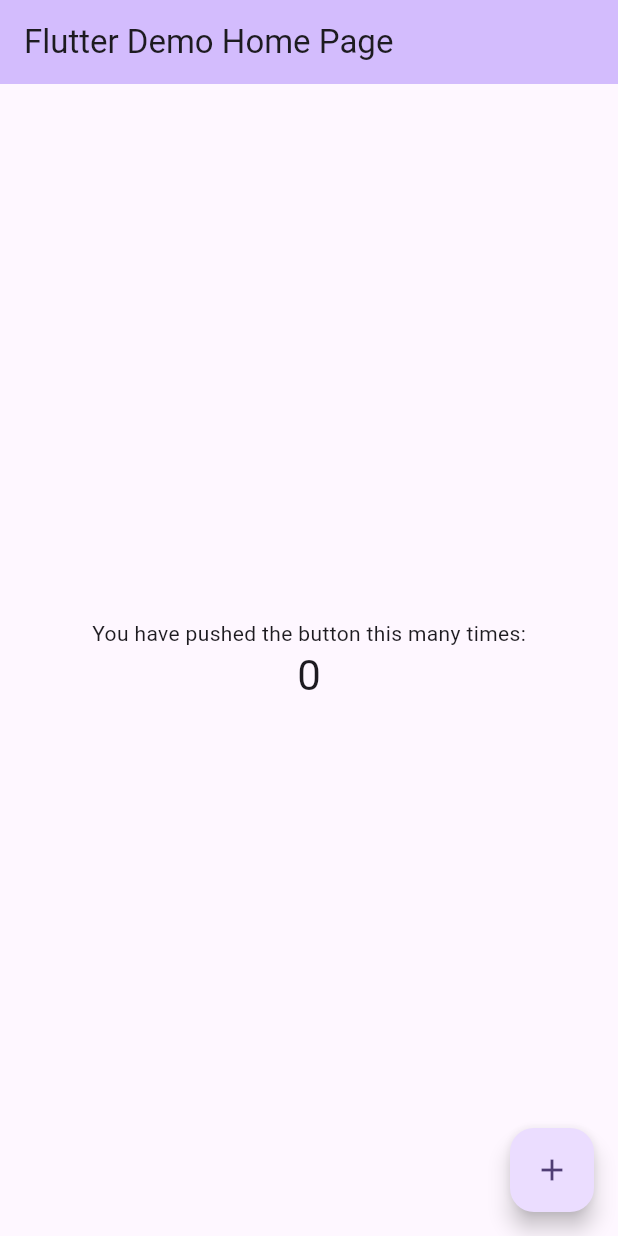
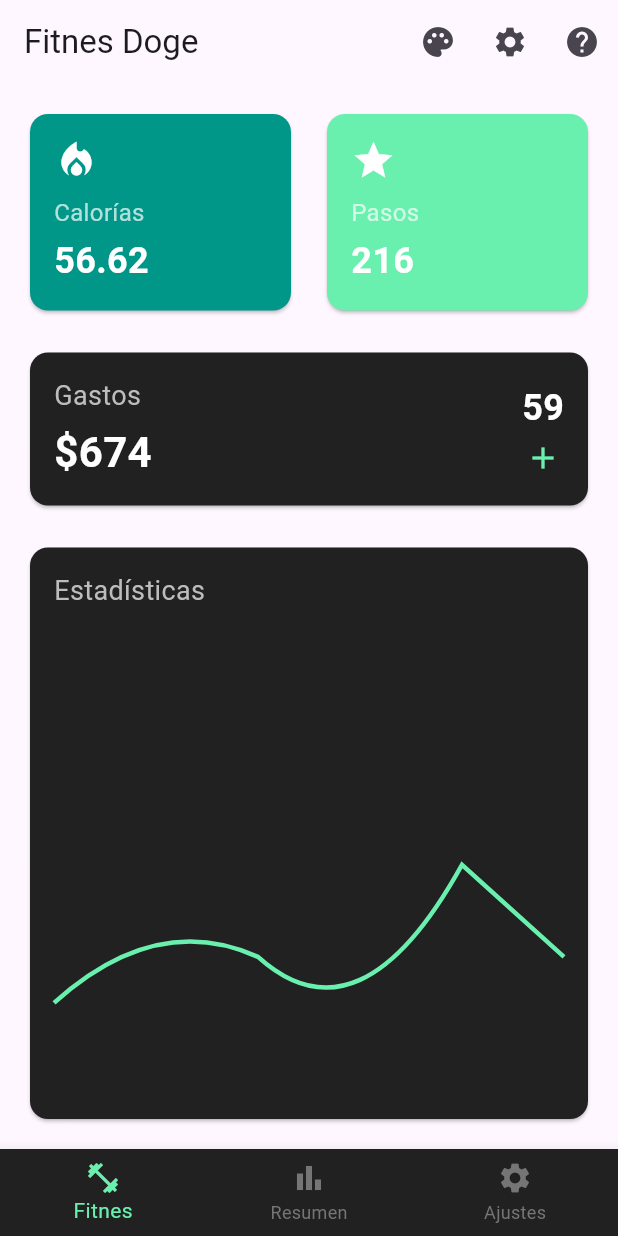
Before and after one commit to jokoframework/cep-fpuna-ras2024, a Flutter app: the screen it shows after launch, on a phone screen of 412 x 824 dp. Run offline on Flutter 3.47's test engine with Material 3 defaults, Android fonts, the phone set to English and light mode, and no system bars; our stand-ins replace fl_chart, flutter_colorpicker; network calls fail.

Commit message:
Charla FPUNA IEEE RAS 26/nov/2024

```diff
--- /dev/null
+++ b/lib/dashboard_screen.dart
@@ -0,0 +1,309 @@
+import 'package:flutter/material.dart';
+import 'package:flutter_colorpicker/flutter_colorpicker.dart';
+import 'calorie_table_screen.dart';
+import 'settings_screen.dart';
+import 'contact_form_screen.dart';
+
+void main() => runApp(MyApp());
+
+class MyApp extends StatelessWidget {
+  @override
+  Widget build(BuildContext context) {
+    return MaterialApp(
+      debugShowCheckedModeBanner: false,
+      theme: ThemeData.dark(),
+      home: DashboardScreen(),
+    );
+  }
+}
+
+class DashboardScreen extends StatefulWidget {
+  @override
+  _DashboardScreenState createState() => _DashboardScreenState();
+}
+
+class _DashboardScreenState extends State<DashboardScreen> {
+  Color _backgroundColor = Colors.grey[900]!;
+
+  void _pickColor() {
+    showDialog(
+      context: context,
+      builder: (context) {
+        Color tempColor = _backgroundColor;
+        return AlertDialog(
+          title: const Text('Elige un color'),
+          content: SingleChildScrollView(
+            child: ColorPicker(
+              pickerColor: _backgroundColor,
+              onColorChanged: (color) {
+                tempColor = color;
+              },
+            ),
+          ),
+          actions: [
+            TextButton(
+              child: const Text('Cancelar'),
+              onPressed: () {
+                Navigator.of(context).pop();
+              },
+            ),
+            TextButton(
+              child: const Text('Aceptar'),
+              onPressed: () {
+                setState(() {
+                  _backgroundColor = tempColor;
+                });
+                Navigator.of(context).pop();
+              },
+            ),
+          ],
+        );
+      },
+    );
+  }
+
+  @override
+  Widget build(BuildContext context) {
+    return Scaffold(
+      appBar: AppBar(
+        title: Text('Fitnes Doge'),
+        elevation: 0,
+        actions: [
+          IconButton(
+            icon: Icon(Icons.palette),
+            onPressed: _pickColor,
+          ),
+          IconButton(
+            icon: Icon(Icons.settings),
+            onPressed: () {
+              Navigator.push(
+                context,
+                MaterialPageRoute(builder: (context) => SettingsScreen()),
+              );
+            },
+          ),
+          IconButton(
+            icon: Icon(Icons.help),
+            onPressed: () {
+              Navigator.push(
+                context,
+                MaterialPageRoute(builder: (context) => ContactFormScreen()),
+              );
+            },
+          ),
+        ],
+      ),
+      body: Padding(
+        padding: const EdgeInsets.all(16.0),
+        child: Column(
+          crossAxisAlignment: CrossAxisAlignment.stretch,
+          children: [
+            // Top Row Cards
+            Row(
+              children: [
+                _buildStatCard(
+                  context: context,
+                  title: 'Calorías',
+                  value: '56.62',
+                  icon: Icons.local_fire_department,
+                  color: Colors.teal,
+                ),
+                const SizedBox(width: 16),
+                _buildStatCard(
+                  context: context,
+                  title: 'Pasos',
+                  value: '216',
+                  icon: Icons.star,
+                  color: Colors.greenAccent,
+                ),
+              ],
+            ),
+            const SizedBox(height: 20),
+            // Middle Card
+            Card(
+              shape: RoundedRectangleBorder(
+                borderRadius: BorderRadius.circular(12),
+              ),
+              color: Colors.grey[900],
+              child: Padding(
+                padding: const EdgeInsets.all(16.0),
+                child: Row(
+                  mainAxisAlignment: MainAxisAlignment.spaceBetween,
+                  children: [
+                    Column(
+                      crossAxisAlignment: CrossAxisAlignment.start,
+                      children: [
+                        Text(
+                          'Gastos',
+                          style: TextStyle(
+                            fontSize: 18,
+                            color: Colors.grey[400],
+                          ),
+                        ),
+                        const SizedBox(height: 4),
+                        Text(
+                          '\$674',
+                          style: TextStyle(
+                            fontSize: 28,
+                            fontWeight: FontWeight.bold,
+                            color: Colors.white,
+                          ),
+                        ),
+                      ],
+                    ),
+                    Column(
+                      children: [
+                        Text(
+                          '59',
+                          style: TextStyle(
+                            fontSize: 24,
+                            fontWeight: FontWeight.bold,
+                            color: Colors.white,
+                          ),
+                        ),
+                        const SizedBox(height: 4),
+                        Icon(
+                          Icons.add,
+                          color: Colors.greenAccent,
+                        ),
+                      ],
+                    ),
+                  ],
+                ),
+              ),
+            ),
+            const SizedBox(height: 20),
+            // Chart Section
+            Expanded(
+              child: Card(
+                shape: RoundedRectangleBorder(
+                  borderRadius: BorderRadius.circular(12),
+                ),
+                color: _backgroundColor,
+                child: Padding(
+                  padding: const EdgeInsets.all(16.0),
+                  child: Column(
+                    crossAxisAlignment: CrossAxisAlignment.start,
+                    children: [
+                      Text(
+                        'Estadísticas',
+                        style: TextStyle(
+                          fontSize: 18,
+                          color: Colors.grey[400],
+                        ),
+                      ),
+                      const SizedBox(height: 16),
+                      Expanded(
+                        child: CustomPaint(
+                          painter: ChartPainter(),
+                          child: Container(),
+                        ),
+                      ),
+                    ],
+                  ),
+                ),
+              ),
+            ),
+          ],
+        ),
+      ),
+      bottomNavigationBar: BottomNavigationBar(
+        backgroundColor: Colors.grey[900],
+        selectedItemColor: Colors.greenAccent,
+        unselectedItemColor: Colors.grey[600],
+        items: [
+          BottomNavigationBarItem(
+            icon: Icon(Icons.fitness_center),
+            label: 'Fitnes',
+          ),
+          BottomNavigationBarItem(
+            icon: Icon(Icons.bar_chart),
+            label: 'Resumen',
+          ),
+          BottomNavigationBarItem(
+            icon: Icon(Icons.settings),
+            label: 'Ajustes',
+          ),
+        ],
+      ),
+    );
+  }
+
+  Widget _buildStatCard({
+    required BuildContext context,
+    required String title,
+    required String value,
+    required IconData icon,
+    required Color color,
+  }) {
+    return Expanded(
+      child: GestureDetector(
+        onTap: () {
+          if (title == 'Calorías') {
+            Navigator.push(
+              context,
+              MaterialPageRoute(builder: (context) => CalorieTableScreen()),
+            );
+          }
+        },
+        child: Card(
+          shape: RoundedRectangleBorder(
+            borderRadius: BorderRadius.circular(12),
+          ),
+          color: color,
+          child: Padding(
+            padding: const EdgeInsets.all(16.0),
+            child: Column(
+              crossAxisAlignment: CrossAxisAlignment.start,
+              children: [
+                Icon(icon, color: Colors.white, size: 30),
+                const SizedBox(height: 8),
+                Text(
+                  title,
+                  style: TextStyle(
+                    fontSize: 16,
+                    color: Colors.white70,
+                  ),
+                ),
+                const SizedBox(height: 4),
+                Text(
+                  value,
+                  style: TextStyle(
+                    fontSize: 24,
+                    fontWeight: FontWeight.bold,
+                    color: Colors.white,
+                  ),
+                ),
+              ],
+            ),
+          ),
+        ),
+      ),
+    );
+  }
+}
+
+class ChartPainter extends CustomPainter {
+  @override
+  void paint(Canvas canvas, Size size) {
+    final paint = Paint()
+      ..color = Colors.greenAccent
+      ..style = PaintingStyle.stroke
+      ..strokeWidth = 3;
+
+    final path = Path();
+    path.moveTo(0, size.height * 0.8);
+    path.quadraticBezierTo(
+        size.width * 0.2, size.height * 0.6, size.width * 0.4, size.height * 0.7);
+    path.quadraticBezierTo(
+        size.width * 0.6, size.height * 0.9, size.width * 0.8, size.height * 0.5);
+    path.lineTo(size.width, size.height * 0.7);
+
+    canvas.drawPath(path, paint);
+  }
+
+  @override
+  bool shouldRepaint(CustomPainter oldDelegate) {
+    return false;
+  }
+}
--- a/lib/main.dart
+++ b/lib/main.dart
@@ -1,4 +1,5 @@
 import 'package:flutter/material.dart';
+import 'splash_screen.dart';
 
 void main() {
   runApp(const MyApp());
@@ -7,119 +8,15 @@ void main() {
 class MyApp extends StatelessWidget {
   const MyApp({super.key});
 
-  // This widget is the root of your application.
   @override
   Widget build(BuildContext context) {
     return MaterialApp(
       title: 'Flutter Demo',
       theme: ThemeData(
-        // This is the theme of your application.
-        //
-        // TRY THIS: Try running your application with "flutter run". You'll see
-        // the application has a purple toolbar. Then, without quitting the app,
-        // try changing the seedColor in the colorScheme below to Colors.green
-        // and then invoke "hot reload" (save your changes or press the "hot
-        // reload" button in a Flutter-supported IDE, or press "r" if you used
-        // the command line to start the app).
-        //
-        // Notice that the counter didn't reset back to zero; the application
-        // state is not lost during the reload. To reset the state, use hot
-        // restart instead.
-        //
-        // This works for code too, not just values: Most code changes can be
-        // tested with just a hot reload.
         colorScheme: ColorScheme.fromSeed(seedColor: Colors.deepPurple),
         useMaterial3: true,
       ),
-      home: const MyHomePage(title: 'Flutter Demo Home Page'),
+      home: SplashScreen(),
     );
   }
 }
-
-class MyHomePage extends StatefulWidget {
-  const MyHomePage({super.key, required this.title});
-
-  // This widget is the home page of your application. It is stateful, meaning
-  // that it has a State object (defined below) that contains fields that affect
-  // how it looks.
-
-  // This class is the configuration for the state. It holds the values (in this
-  // case the title) provided by the parent (in this case the App widget) and
-  // used by the build method of the State. Fields in a Widget subclass are
-  // always marked "final".
-
-  final String title;
-
-  @override
-  State<MyHomePage> createState() => _MyHomePageState();
-}
-
-class _MyHomePageState extends State<MyHomePage> {
-  int _counter = 0;
-
-  void _incrementCounter() {
-    setState(() {
-      // This call to setState tells the Flutter framework that something has
-      // changed in this State, which causes it to rerun the build method below
-      // so that the display can reflect the updated values. If we changed
-      // _counter without calling setState(), then the build method would not be
-      // called again, and so nothing would appear to happen.
-      _counter++;
-    });
-  }
-
-  @override
-  Widget build(BuildContext context) {
-    // This method is rerun every time setState is called, for instance as done
-    // by the _incrementCounter method above.
-    //
-    // The Flutter framework has been optimized to make rerunning build methods
-    // fast, so that you can just rebuild anything that needs updating rather
-    // than having to individually change instances of widgets.
-    return Scaffold(
-      appBar: AppBar(
-        // TRY THIS: Try changing the color here to a specific color (to
-        // Colors.amber, perhaps?) and trigger a hot reload to see the AppBar
-        // change color while the other colors stay the same.
-        backgroundColor: Theme.of(context).colorScheme.inversePrimary,
-        // Here we take the value from the MyHomePage object that was created by
-        // the App.build method, and use it to set our appbar title.
-        title: Text(widget.title),
-      ),
-      body: Center(
-        // Center is a layout widget. It takes a single child and positions it
-        // in the middle of the parent.
-        child: Column(
-          // Column is also a layout widget. It takes a list of children and
-          // arranges them vertically. By default, it sizes itself to fit its
-          // children horizontally, and tries to be as tall as its parent.
-          //
-          // Column has various properties to control how it sizes itself and
-          // how it positions its children. Here we use mainAxisAlignment to
-          // center the children vertically; the main axis here is the vertical
-          // axis because Columns are vertical (the cross axis would be
-          // horizontal).
-          //
-          // TRY THIS: Invoke "debug painting" (choose the "Toggle Debug Paint"
-          // action in the IDE, or press "p" in the console), to see the
-          // wireframe for each widget.
-          mainAxisAlignment: MainAxisAlignment.center,
-          children: <Widget>[
-            const Text(
-              'You have pushed the button this many times:',
-            ),
-            Text(
-              '$_counter',
-              style: Theme.of(context).textTheme.headlineMedium,
-            ),
-          ],
-        ),
-      ),
-      floatingActionButton: FloatingActionButton(
-        onPressed: _incrementCounter,
-        tooltip: 'Increment',
-        child: const Icon(Icons.add),
-      ), // This trailing comma makes auto-formatting nicer for build methods.
-    );
-  }
-}
--- a/pubspec.yaml
+++ b/pubspec.yaml
@@ -30,8 +30,6 @@ environment:
 dependencies:
   flutter:
     sdk: flutter
-  fl_chart: ^0.48.0
-
 
   # The following adds the Cupertino Icons font to your application.
   # Use with the CupertinoIcons class for iOS style icons.
@@ -40,6 +38,8 @@ dependencies:
 dev_dependencies:
   flutter_test:
     sdk: flutter
+  fl_chart: ^0.40.6
+  flutter_colorpicker: ^1.0.3
 
   # The "flutter_lints" package below contains a set of recommended lints to
   # encourage good coding practices. The lint set provided by the package is
```
Also changed, not shown: lib/calorie_chart_screen.dart (added, +50 -0 lines), lib/calorie_table_screen.dart (added, +38 -0 lines), lib/contact_form_screen.dart (added, +89 -0 lines), lib/settings_screen.dart (added, +47 -0 lines), lib/splash_screen.dart (added, +58 -0 lines).
